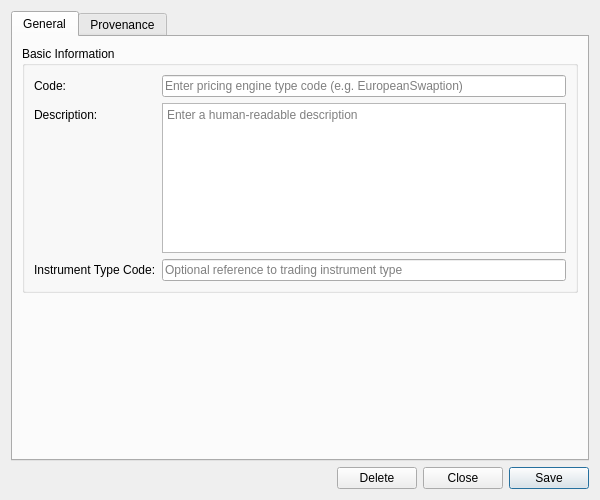
This is projects/ores.qt/analytics/ui/PricingEngineTypeDetailDialog.ui in OreStudio/OreStudio as Qt 5 draws it before an edit. The edited form follows.
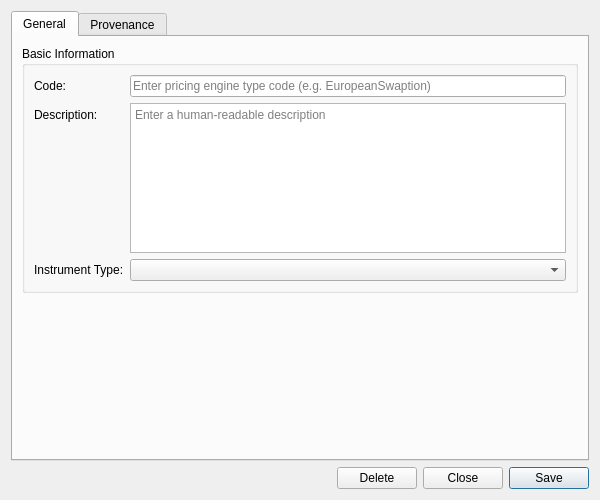
This is the edited form. Custom widgets are drawn as their Qt base class.

Commit message:
[analytics] Add dynamic combo for instrument_type_code in pricing engine type
Replace the plain line_edit with a dynamic_combo that fetches
instrument codes from the refdata service via LookupFetcher.

Story-ID: 3B8F2A1D-7C4E-4B6A-9E5D-2F1A8C3B7D9E
Task-ID: 1ABAAF88-B7A4-4774-8843-CF9CBC727E4B
Environment: bright_faraday

The edit to the form file:
```diff
--- a/projects/ores.qt/analytics/ui/PricingEngineTypeDetailDialog.ui
+++ b/projects/ores.qt/analytics/ui/PricingEngineTypeDetailDialog.ui
@@ -84,14 +84,14 @@
           <item row="2" column="0">
            <widget class="QLabel" name="labelInstrumentTypeCode">
             <property name="text">
-             <string>Instrument Type Code:</string>
+             <string>Instrument Type:</string>
             </property>
            </widget>
           </item>
           <item row="2" column="1">
-           <widget class="QLineEdit" name="instrumentTypeCodeEdit">
-            <property name="placeholderText">
-             <string>Optional reference to trading instrument type</string>
+           <widget class="QComboBox" name="instrumentTypeCodeCombo">
+            <property name="insertPolicy">
+             <enum>QComboBox::NoInsert</enum>
             </property>
            </widget>
           </item>
```
The commit also changes 4 other files.
